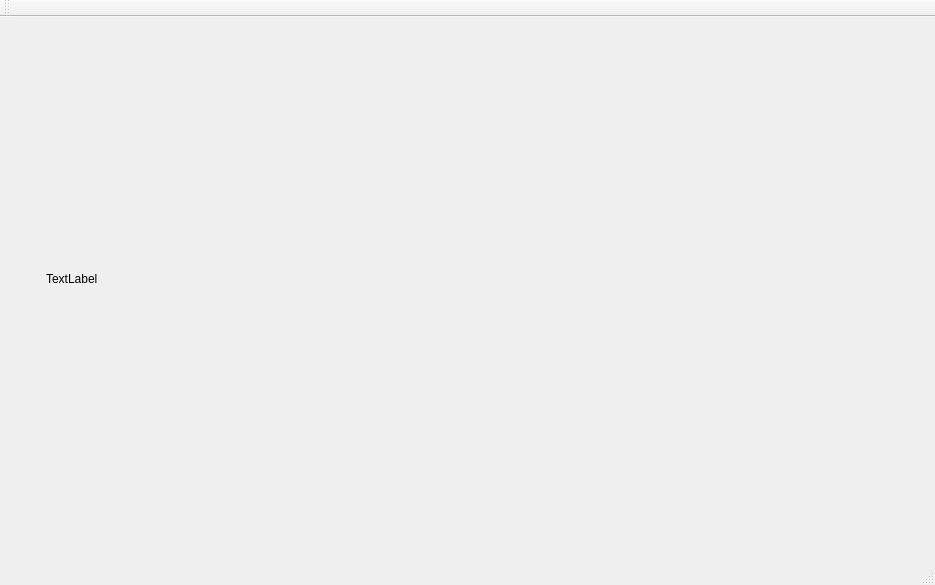
Qt form final-proj/3376proj/mainwindow.ui (NeoScript/C-and-Unix) before a commit.
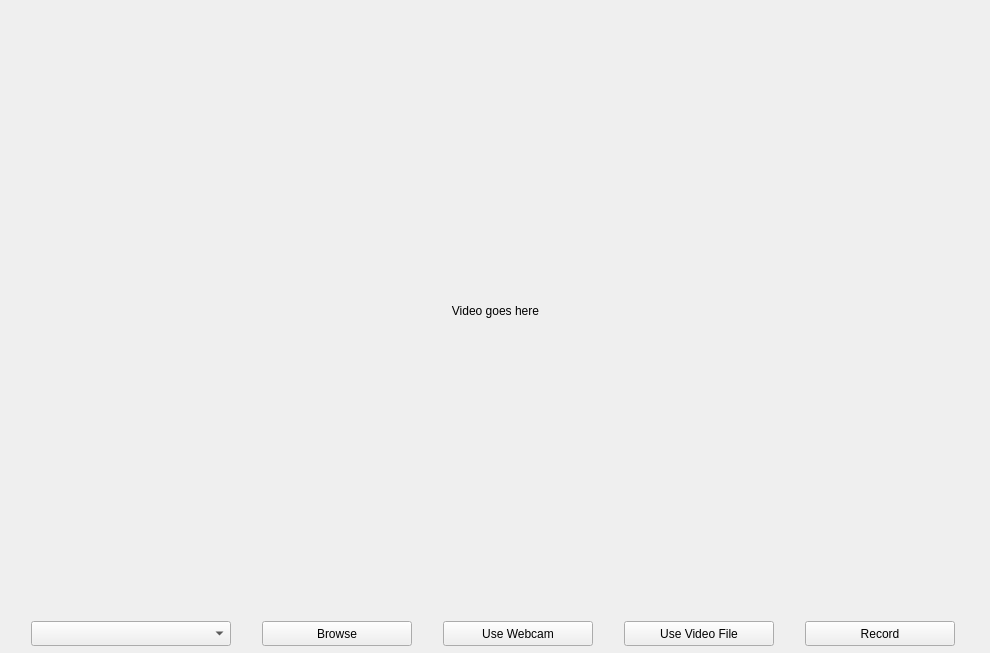
The same form after that commit.

Commit message: format changes and adding functionality to use custom overlay and video files

Patch:
```diff
--- a/final-proj/3376proj/mainwindow.ui
+++ b/final-proj/3376proj/mainwindow.ui
@@ -6,47 +6,184 @@
    <rect>
     <x>0</x>
     <y>0</y>
-    <width>935</width>
-    <height>585</height>
+    <width>990</width>
+    <height>653</height>
    </rect>
   </property>
+  <property name="sizePolicy">
+   <sizepolicy hsizetype="Expanding" vsizetype="Expanding">
+    <horstretch>0</horstretch>
+    <verstretch>0</verstretch>
+   </sizepolicy>
+  </property>
   <property name="windowTitle">
    <string>MainWindow</string>
   </property>
   <widget class="QWidget" name="centralWidget">
-   <widget class="QLabel" name="label">
+   <property name="sizePolicy">
+    <sizepolicy hsizetype="Minimum" vsizetype="Minimum">
+     <horstretch>0</horstretch>
+     <verstretch>0</verstretch>
+    </sizepolicy>
+   </property>
+   <property name="minimumSize">
+    <size>
+     <width>500</width>
+     <height>500</height>
+    </size>
+   </property>
+   <property name="maximumSize">
+    <size>
+     <width>1000</width>
+     <height>1000</height>
+    </size>
+   </property>
+   <widget class="QWidget" name="verticalLayoutWidget">
     <property name="geometry">
      <rect>
-      <x>46</x>
-      <y>26</y>
-      <width>831</width>
-      <height>471</height>
+      <x>0</x>
+      <y>0</y>
+      <width>991</width>
+      <height>651</height>
      </rect>
     </property>
-    <property name="text">
-     <string>TextLabel</string>
-    </property>
+    <layout class="QVBoxLayout" name="verticalLayout">
+     <property name="spacing">
+      <number>5</number>
+     </property>
+     <property name="sizeConstraint">
+      <enum>QLayout::SetDefaultConstraint</enum>
+     </property>
+     <property name="leftMargin">
+      <number>5</number>
+     </property>
+     <property name="topMargin">
+      <number>5</number>
+     </property>
+     <property name="rightMargin">
+      <number>5</number>
+     </property>
+     <property name="bottomMargin">
+      <number>5</number>
+     </property>
+     <item>
+      <widget class="QLabel" name="videoLabel">
+       <property name="sizePolicy">
+        <sizepolicy hsizetype="Minimum" vsizetype="Minimum">
+         <horstretch>0</horstretch>
+         <verstretch>0</verstretch>
+        </sizepolicy>
+       </property>
+       <property name="minimumSize">
+        <size>
+         <width>600</width>
+         <height>600</height>
+        </size>
+       </property>
+       <property name="maximumSize">
+        <size>
+         <width>1000</width>
+         <height>800</height>
+        </size>
+       </property>
+       <property name="layoutDirection">
+        <enum>Qt::RightToLeft</enum>
+       </property>
+       <property name="text">
+        <string>Video goes here</string>
+       </property>
+       <property name="alignment">
+        <set>Qt::AlignCenter</set>
+       </property>
+      </widget>
+     </item>
+     <item>
+      <layout class="QHBoxLayout" name="horizontalLayout">
+       <property name="spacing">
+        <number>5</number>
+       </property>
+       <property name="sizeConstraint">
+        <enum>QLayout::SetMinimumSize</enum>
+       </property>
+       <item>
+        <widget class="QComboBox" name="comboBox">
+         <property name="sizePolicy">
+          <sizepolicy hsizetype="Minimum" vsizetype="Fixed">
+           <horstretch>0</horstretch>
+           <verstretch>0</verstretch>
+          </sizepolicy>
+         </property>
+         <property name="maximumSize">
+          <size>
+           <width>200</width>
+           <height>25</height>
+          </size>
+         </property>
+        </widget>
+       </item>
+       <item>
+        <widget class="QPushButton" name="browseButton">
+         <property name="maximumSize">
+          <size>
+           <width>150</width>
+           <height>25</height>
+          </size>
+         </property>
+         <property name="text">
+          <string>Browse</string>
+         </property>
+         <property name="flat">
+          <bool>false</bool>
+         </property>
+        </widget>
+       </item>
+       <item>
+        <widget class="QPushButton" name="webcamPushButton">
+         <property name="maximumSize">
+          <size>
+           <width>150</width>
+           <height>25</height>
+          </size>
+         </property>
+         <property name="text">
+          <string>Use Webcam</string>
+         </property>
+         <property name="checked">
+          <bool>false</bool>
+         </property>
+        </widget>
+       </item>
+       <item>
+        <widget class="QPushButton" name="videofilePushButton">
+         <property name="maximumSize">
+          <size>
+           <width>150</width>
+           <height>25</height>
+          </size>
+         </property>
+         <property name="text">
+          <string>Use Video File</string>
+         </property>
+        </widget>
+       </item>
+       <item>
+        <widget class="QPushButton" name="recordButton">
+         <property name="maximumSize">
+          <size>
+           <width>150</width>
+           <height>25</height>
+          </size>
+         </property>
+         <property name="text">
+          <string>Record</string>
+         </property>
+        </widget>
+       </item>
+      </layout>
+     </item>
+    </layout>
    </widget>
   </widget>
-  <widget class="QMenuBar" name="menuBar">
-   <property name="geometry">
-    <rect>
-     <x>0</x>
-     <y>0</y>
-     <width>935</width>
-     <height>23</height>
-    </rect>
-   </property>
-  </widget>
-  <widget class="QToolBar" name="mainToolBar">
-   <attribute name="toolBarArea">
-    <enum>TopToolBarArea</enum>
-   </attribute>
-   <attribute name="toolBarBreak">
-    <bool>false</bool>
-   </attribute>
-  </widget>
-  <widget class="QStatusBar" name="statusBar"/>
  </widget>
  <layoutdefault spacing="6" margin="11"/>
  <resources/>
```
The commit also changes 7 other files.
